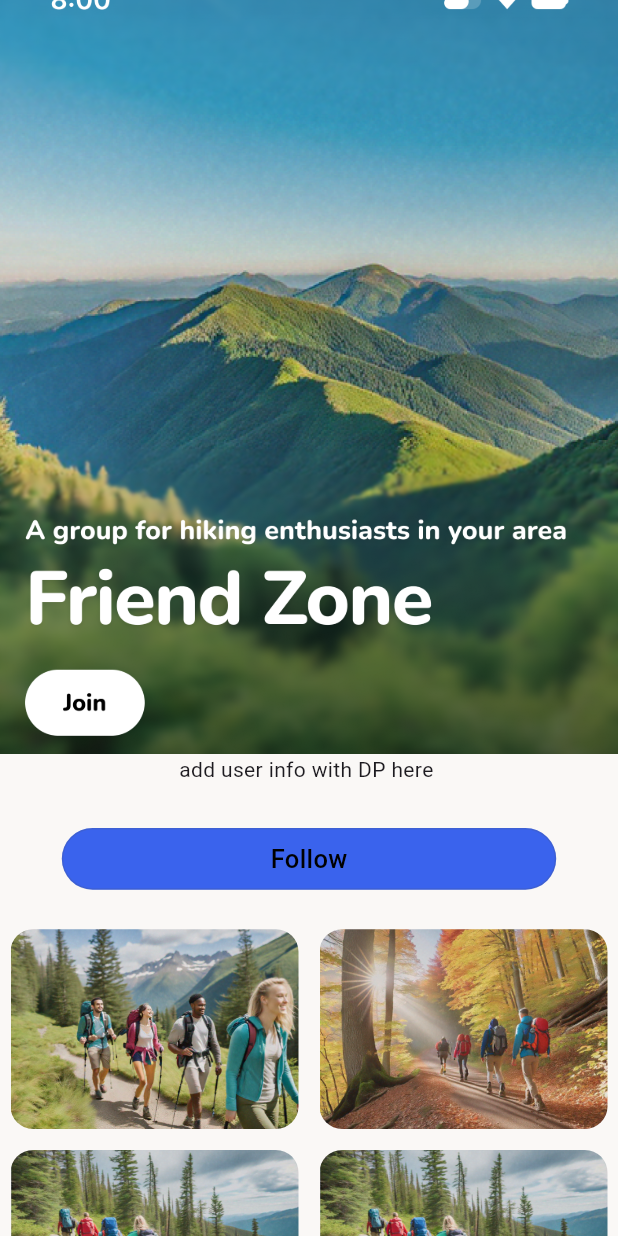
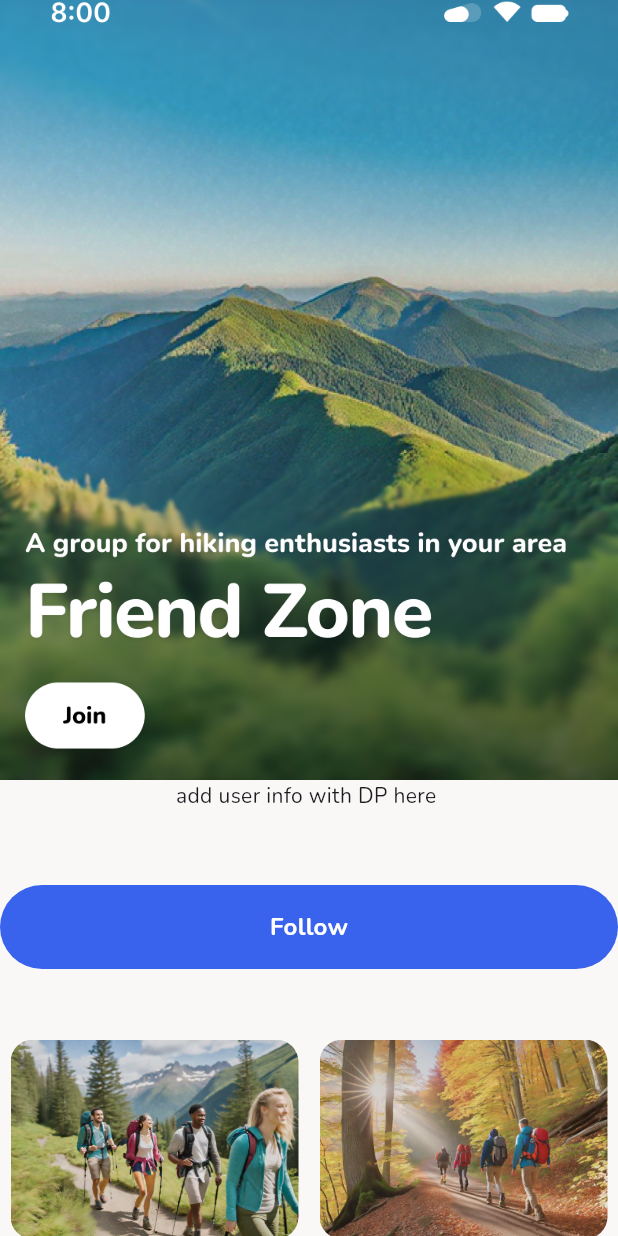
Before and after one commit to Shayanzahid227/Friend-Zone, a Flutter app: the DetailsScreen screen opened directly, on a phone screen of 412 x 824 dp. Run offline on Flutter 3.47's test engine with Material 3 defaults, Android fonts, the phone set to English and light mode, and no system bars; our stand-ins replace firebase_auth, flutter_screenutil, google_fonts; accounts and stored records are empty.

Commit message:
update button

```diff
--- a/lib/core/constants/colors.dart
+++ b/lib/core/constants/colors.dart
@@ -1,6 +1,7 @@
 import 'package:flutter/material.dart';
 
 const Color blackColor = Colors.black;
+const Color whiteCoolor = Color(0xfffffffff);
 const Color filledColor = Colors.grey;
 const Color textfiledBorderColor = Colors.greenAccent;
 const Color blueColor = Color(0xff3A63ED);
--- a/lib/custom_widgets/friend_zone/expended_button.dart
+++ b/lib/custom_widgets/friend_zone/expended_button.dart
@@ -1,81 +1,67 @@
-import 'package:flutter/material.dart';
+// ignore_for_file: must_be_immutable, library_private_types_in_public_api, use_super_parameters
 
 import 'package:code_structure/core/constants/colors.dart';
+import 'package:code_structure/core/constants/text_style.dart';
+import 'package:flutter/material.dart';
+import 'package:flutter_screenutil/flutter_screenutil.dart';
 
-class CustomExpendButton extends StatefulWidget {
-  final String text; // String for the button text
-  // final Icon icon; // Icon for the button
+class CustomButton extends StatefulWidget {
+  String? name;
+  VoidCallback? onPressed;
+  Color? textColor;
 
-  const CustomExpendButton({
-    super.key,
-    // required this.icon, // Required icon
-    required this.text, // Required text
-  });
+  CustomButton({
+    Key? key,
+    required this.name,
+    required this.onPressed,
+    this.textColor,
+  }) : super(key: key);
 
   @override
-  State<CustomExpendButton> createState() => _CustomExpendButtonState();
+  _CustomButtonState createState() => _CustomButtonState();
 }
 
-class _CustomExpendButtonState extends State<CustomExpendButton> {
-  bool isSelected = true;
-  @override
-  void initState() {
-    super.initState();
-  }
-
-  void onClick() {
-    setState(() {
-      isSelected = !isSelected;
-    });
-  }
+class _CustomButtonState extends State<CustomButton> {
+  bool _isPressed = false;
 
   @override
   Widget build(BuildContext context) {
-    double screenWidth = MediaQuery.of(context).size.width;
-    double screenHeight = MediaQuery.of(context).size.height;
-
     return GestureDetector(
-      onTap: () {
-        onClick();
-      }, // Call the onTap function passed during widget creation
-      child: Container(
-        decoration:
-            BoxDecoration(borderRadius: BorderRadius.all(Radius.circular(20))),
-        child: Column(
-          crossAxisAlignment: CrossAxisAlignment.center,
-          mainAxisAlignment:
-              MainAxisAlignment.center, // Center content vertically
-          children: [
-            Container(
-              height: screenHeight * 0.05,
-              width: screenWidth * 0.8,
+      onTapDown: (_) {
+        setState(() {
+          _isPressed = true;
+        });
+      },
+      onTapUp: (_) {
+        setState(() {
+          _isPressed = false;
+        });
+        widget.onPressed?.call();
+      },
+      onTapCancel: () {
+        setState(() {
+          _isPressed = false;
+        });
+      },
+      child: AnimatedScale(
+        scale: _isPressed ? 0.95 : 1.0,
+        duration: const Duration(milliseconds: 100),
+        child: Padding(
+          padding: const EdgeInsets.only(top: 20.0, bottom: 20),
+          child: Align(
+            alignment: Alignment.bottomCenter,
+            child: Container(
+              alignment: Alignment.center,
+              height: 56.h,
               decoration: BoxDecoration(
-                border: Border.all(
-                  width: 1,
-                  color: borderColor.withOpacity(0.20),
-                ),
-                color: isSelected ? buttonColor : transparentColor,
-                borderRadius: BorderRadius.circular(40),
-              ),
-              child: Center(
-                child: Row(
-                  mainAxisAlignment: MainAxisAlignment.center,
-                  children: [
-                    //  icon,
-                    // SizedBox(width: 8),
-                    Text(
-                      widget.text,
-                      style: TextStyle(
-                        fontWeight: FontWeight.w500,
-                        fontSize: 17,
-                        color: Colors.black,
-                      ),
-                    ),
-                  ],
-                ),
+                  color: buttonColor,
+                  borderRadius: BorderRadius.circular(96.r)),
+              child: Text(
+                "${widget.name}",
+                style: style16B.copyWith(color: widget.textColor ?? blackColor),
               ),
             ),
-          ],
+          ),
         ),
       ),
     );
--- a/lib/ui/screens/details/adetails_screen_.dart
+++ b/lib/ui/screens/details/adetails_screen_.dart
@@ -1,4 +1,5 @@
 import 'package:code_structure/core/constants/app_asset.dart';
+import 'package:code_structure/core/constants/colors.dart';
 import 'package:code_structure/custom_widgets/friend_zone/details_idk.dart';
 import 'package:code_structure/custom_widgets/friend_zone/expended_button.dart';
 import 'package:code_structure/custom_widgets/friend_zone/up_coming_events_detail.dart';
@@ -35,8 +36,14 @@ class _DetailsScreenState extends State<DetailsScreen> {
                       ),
                       Text("add user info with DP here "),
                       30.verticalSpace,
-                      CustomExpendButton(
-                        text: "Follow",
+
+                      ///
+                      /// Custom Button
+                      ///
+                      CustomButton(
+                        name: "Follow",
+                        onPressed: () {},
+                        textColor: whiteCoolor,
                       ),
                       20.verticalSpace,
                       SizedBox(
@@ -113,7 +120,16 @@ class _DetailsScreenState extends State<DetailsScreen> {
                         ),
                       ),
                       30.verticalSpace,
-                      CustomExpendButton(text: "Join Chat"),
+
+                      ///
+                      /// Custom Button
+                      ///
+                      CustomButton(
+                        name: "Join Chat",
+                        onPressed: () {},
+                        textColor: whiteCoolor,
+                      ),
+
                       100.verticalSpace
                     ],
                   ),
```
Also changed, not shown: lib/core/constants/text_style.dart (+35 -12 lines), lib/main.dart (+10 -5 lines), lib/ui/screens/account_setting/account_setting_view.dart (+20 -2 lines), lib/ui/screens/account_setting/notification_settings.dart (+21 -2 lines), lib/ui/screens/compatibility_screen/compatibility_score_view.dart (+11 -1 lines), lib/ui/screens/profile_screen/profile_screen.dart (+9 -1 lines), lib/ui/screens/your_matches/tabs/swipe_view.dart (+13 -2 lines), lib/ui/start_screen.dart (+67 -16 lines), lib/ui/screens/onboarding/onboarding_screen.dart (added), lib/ui/screens/onboarding/onboarding_view_model.dart (added).
